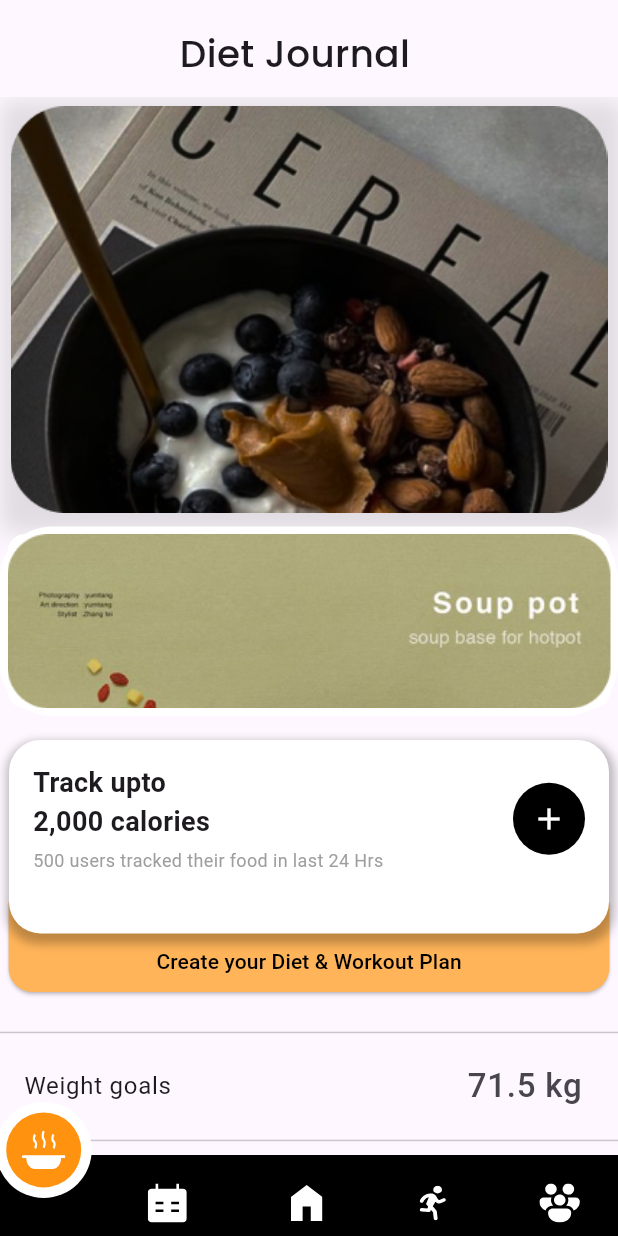
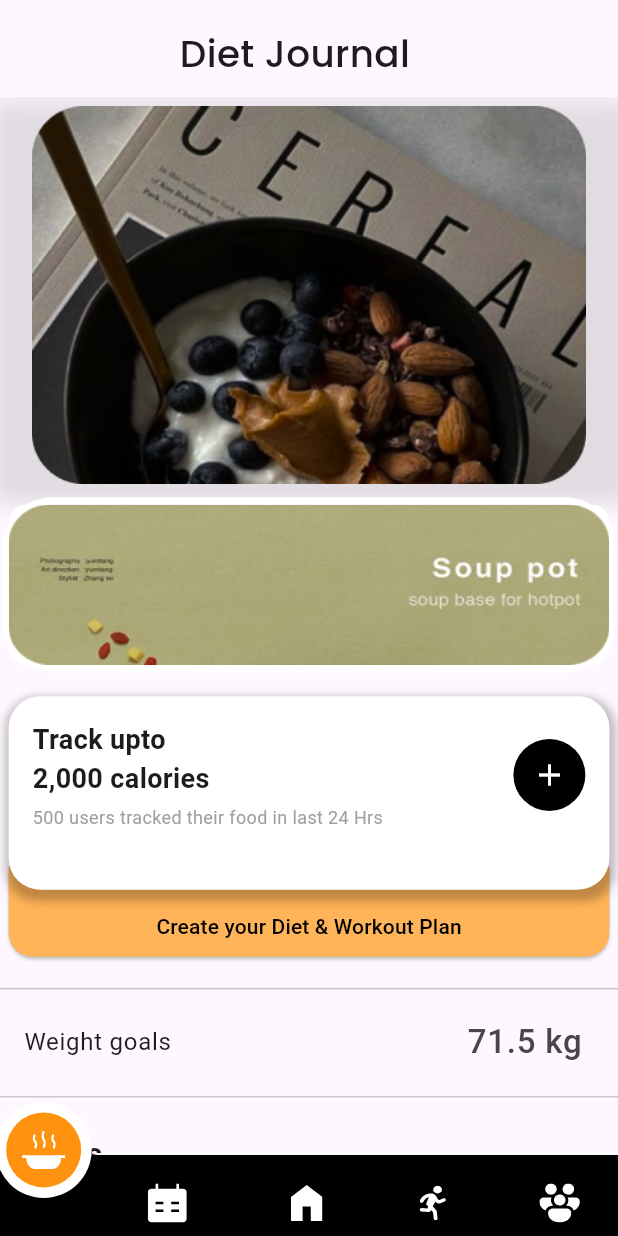
Before and after one commit to PratyushaKumarKar/misflo, a Flutter app: the NavigationPage screen opened directly with empty values, after a tap on an icon or button, on a phone screen of 412 x 824 dp. Run offline on Flutter 3.47's test engine with Material 3 defaults, Android fonts, the phone set to English and light mode, and no system bars; our stand-ins replace cloud_firestore, curved_navigation_bar, firebase_auth, firebase_core, flutter_svg, google_fonts and 1 more; accounts and stored records are empty; network calls fail.

Commit message:
fixed image size issues

```diff
--- a/lib/pages/diet.dart
+++ b/lib/pages/diet.dart
@@ -1,125 +1,5 @@
-// import 'package:firebase_auth/firebase_auth.dart';
-// import 'package:flutter/material.dart';
-
-// class Diet extends StatelessWidget {
-//   const Diet({super.key, required User user});
-
-//   @override
-//   Widget build(BuildContext context) {
-//     return Scaffold(
-//       appBar: AppBar(
-//         title: Text('Daily Journal'),
-//         leading: IconButton(
-//           icon: Icon(Icons.arrow_back),
-//           onPressed: () => Navigator.of(context).pop(),
-//         ),
-//         actions: [
-//           IconButton(
-//             icon: Icon(Icons.share),
-//             onPressed: () {
-//               // Handle share action
-//             },
-//           ),
-//         ],
-//       ),
-//       body: SingleChildScrollView(
-//         child: Column(
-//           children: <Widget>[
-//             Image.asset('assets/cereal.jpg'), // Replace with your asset path
-//             Container(
-//               padding: EdgeInsets.all(16),
-//               child: Image.asset('assets/soupot.jpg'),
-//             ),
-//             Padding(
-//               padding: EdgeInsets.all(16),
-//               child: Row(
-//                 mainAxisAlignment: MainAxisAlignment.spaceBetween,
-//                 children: <Widget>[
-//                   Text('Track upto\n2,000 calories'),
-//                   Column(
-//                     children: <Widget>[
-//                       Icon(Icons.add, color: Colors.green),
-//                       Text('500 users tracked their food in last 24 Hrs')
-//                     ],
-//                   )
-//                 ],
-//               ),
-//             ),
-//             ElevatedButton(
-//               onPressed: () {
-//                 // Handle button tap for creating diet and workout plan
-//               },
-//               child: Text('Create your Diet & Workout Plan'),
-//             ),
-//             Divider(),
-//             ListTile(
-//               title: Text('Weight goals'),
-//               trailing: Text('71.5 kg'),
-//             ),
-//             Divider(),
-//             Padding(
-//               padding: EdgeInsets.all(16),
-//               child: const Align(
-//                 alignment: Alignment.centerLeft,
-//                 child: Text(
-//                   'Blogs',
-//                   style: TextStyle(fontSize: 20, fontWeight: FontWeight.bold),
-//                 ),
-//               ),
-//             ),
-//             ListView.builder(
-//               physics:
-//                   NeverScrollableScrollPhysics(), // to disable ListView's scrolling
-//               shrinkWrap:
-//                   true, // Use this to make ListView inside Column/SingleChildScrollView
-//               itemCount: 4, // Assuming there are 4 blog posts
-//               itemBuilder: (BuildContext context, int index) {
-//                 // Placeholder for blog post item, replace with your data model
-//                 return BlogPostItem(
-//                   date: '1ST MAY - SAT 2:00 PM',
-//                   title: 'How music helps in weight loss',
-//                   author: 'DR. XYZ',
-//                   imageUrl:
-//                       'assets/blog_post_image_$index.jpg', // Replace with your asset path
-//                 );
-//               },
-//             ),
-//           ],
-//         ),
-//       ),
-//     );
-//   }
-// }
-
-// class BlogPostItem extends StatelessWidget {
-//   final String date;
-//   final String title;
-//   final String author;
-//   final String imageUrl;
-
-//   const BlogPostItem({
-//     Key? key,
-//     required this.date,
-//     required this.title,
-//     required this.author,
-//     required this.imageUrl,
-//   }) : super(key: key);
-
-//   @override
-//   Widget build(BuildContext context) {
-//     return Card(
-//       child: ListTile(
-//         leading: Image.asset(imageUrl), // Replace with your asset path
-//         title: Text(title),
-//         subtitle: Text('$date by $author'),
-//       ),
-//     );
-//   }
-// }
-
 import 'package:firebase_auth/firebase_auth.dart';
 import 'package:flutter/material.dart';
-import 'package:flutter_svg/flutter_svg.dart';
 import 'package:google_fonts/google_fonts.dart';
 import 'package:misflo/utils/screentools.dart';
 
@@ -170,8 +50,11 @@ class _DietState extends State<Diet> {
                     children: <Widget>[
                       // Adding shadow to the cereal image
                       Padding(
-                        padding: EdgeInsets.symmetric(horizontal: 7),
+                        padding:
+                            EdgeInsets.symmetric(horizontal: width(context, 0)),
                         child: Container(
+                          width: MediaQuery.of(context).size.width,
+                          height: height(context, 285),
                           decoration: BoxDecoration(
                             boxShadow: [
                               BoxShadow(
@@ -184,7 +67,9 @@ class _DietState extends State<Diet> {
                             ],
                           ),
                           child: Image.asset(
-                              'assets/cereal.jpg'), // Image path kept as provided
+                            'assets/cereal.jpg',
+                            fit: BoxFit.contain,
+                          ), // Image path kept as provided
                         ),
                       ),
                       Padding(
@@ -192,12 +77,18 @@ class _DietState extends State<Diet> {
                         child: Container(
                           margin: const EdgeInsets.all(0),
                           decoration: BoxDecoration(
-                            border: Border.all(color: Colors.white, width: 5),
+                            border: Border.all(
+                                color: Colors.white, width: width(context, 5)),
                             borderRadius: BorderRadius.circular(35),
                           ),
                           child: ClipRRect(
                             borderRadius: BorderRadius.circular(12),
-                            child: Image.asset('assets/soupot.jpg'),
+                            child: Image.asset(
+                              'assets/soupot.jpg',
+                              fit: BoxFit.fill,
+                              width: width(context, 418),
+                              height: height(context, 121),
+                            ),
                           ),
                         ),
                       ),
@@ -208,7 +99,7 @@ class _DietState extends State<Diet> {
                           Positioned(
                             left: width(context, 6),
                             right: width(context, 6),
-                            bottom: 19,
+                            bottom: height(context, 15),
                             child: ElevatedButton(
                               onPressed: () {
                                 // Handle button tap for creating diet and workout plan
@@ -248,7 +139,10 @@ class _DietState extends State<Diet> {
                                 color: Colors.white,
                                 borderRadius: BorderRadius.all(
                                     Radius.circular(width(context, 22)))),
-                            margin: const EdgeInsets.fromLTRB(6, 16, 6,
+                            margin: EdgeInsets.fromLTRB(
+                                width(context, 6),
+                                16,
+                                width(context, 6),
                                 58), // Increase bottom margin to accommodate the button
                             child: Padding(
                               padding: const EdgeInsets.all(16),
```
